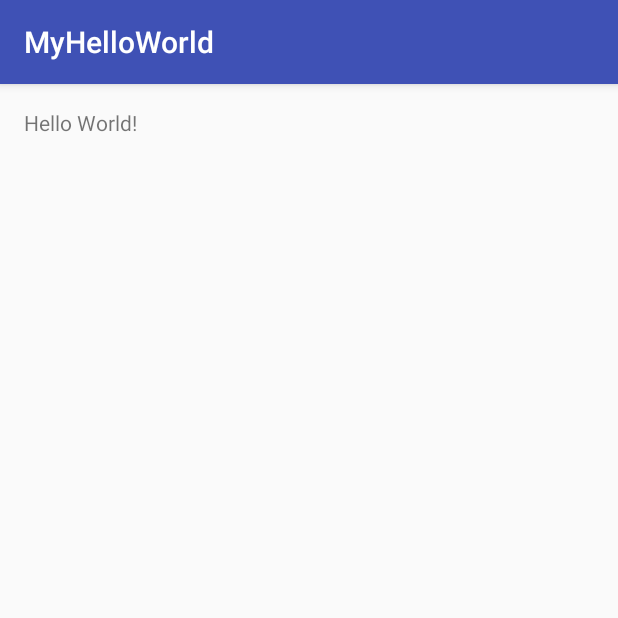
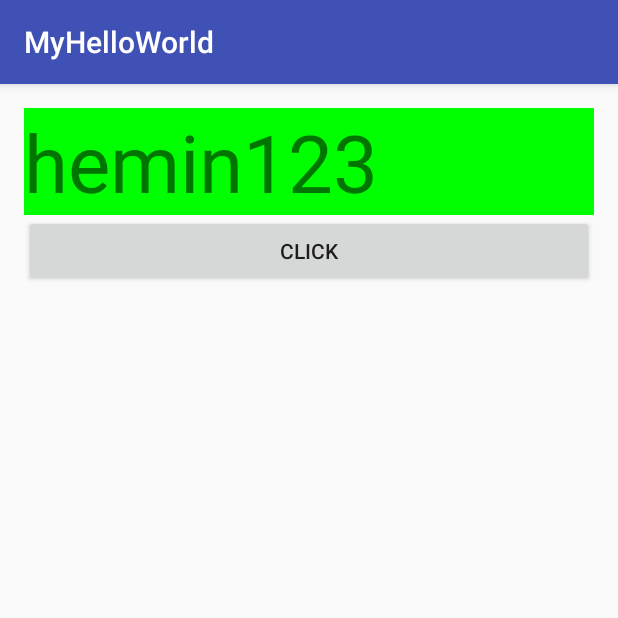
Before and after one commit to hemin1003/MyHelloWorld, an Android app: the screen it shows after launch (MainActivity), on a phone screen of 412 x 824 dp, the top half of it. Run offline under Robolectric (Android 15) with nearby library versions, the light colour scheme and no system bars.

Commit message:
second commit

```diff
--- a/app/src/main/java/com/minbo/myhelloworld/MainActivity.java
+++ b/app/src/main/java/com/minbo/myhelloworld/MainActivity.java
@@ -1,16 +1,41 @@
 package com.minbo.myhelloworld;
 
+import android.graphics.Color;
 import android.support.v7.app.AppCompatActivity;
 import android.os.Bundle;
 import android.util.Log;
+import android.view.View;
+import android.view.View.OnClickListener;
+import android.widget.Button;
+import android.widget.TextView;
 import android.widget.Toast;
 
+import javax.xml.datatype.Duration;
+
 public class MainActivity extends AppCompatActivity {
+    private int count = 0;
+    private TextView t;
 
     @Override
     protected void onCreate(Bundle savedInstanceState) {
         super.onCreate(savedInstanceState);
         setContentView(R.layout.activity_main);
-        Toast.makeText(MainActivity.this, "贺敏何敏9999999", Toast.LENGTH_SHORT).show();
+
+        t = (TextView) findViewById(R.id.textView2);
+        t.setText("hemin123");
+        t.setBackgroundColor(Color.GREEN);
+
+        Button b = (Button) findViewById(R.id.button);
+        ButtonListener listener = new ButtonListener();
+        b.setOnClickListener(listener);
+    }
+
+    class ButtonListener implements OnClickListener {
+        @Override
+        public void onClick(View v) {
+            count++;
+            t.setText(count + "");
+            Toast.makeText(MainActivity.this, "count=" + count, Toast.LENGTH_SHORT).show();
+        }
     }
 }
--- a/app/src/main/res/layout/activity_main.xml
+++ b/app/src/main/res/layout/activity_main.xml
@@ -1,5 +1,5 @@
 <?xml version="1.0" encoding="utf-8"?>
-<RelativeLayout xmlns:android="http://schemas.android.com/apk/res/android"
+<LinearLayout xmlns:android="http://schemas.android.com/apk/res/android"
     xmlns:tools="http://schemas.android.com/tools"
     android:layout_width="match_parent"
     android:layout_height="match_parent"
@@ -7,12 +7,21 @@
     android:paddingLeft="@dimen/activity_horizontal_margin"
     android:paddingRight="@dimen/activity_horizontal_margin"
     android:paddingTop="@dimen/activity_vertical_margin"
+    android:orientation="vertical"
     tools:context="com.minbo.myhelloworld.MainActivity">
 
     <TextView
-        android:layout_width="wrap_content"
+        android:layout_width="match_parent"
         android:layout_height="wrap_content"
         android:text="Hello World!"
+        android:textSize="80px"
+        android:background="#ff0000"
         android:id="@+id/textView2" />
 
-</RelativeLayout>
+    <Button
+        android:layout_width="match_parent"
+        android:layout_height="wrap_content"
+        android:id="@+id/button"
+        android:text="Click"/>
+
+</LinearLayout>
```
